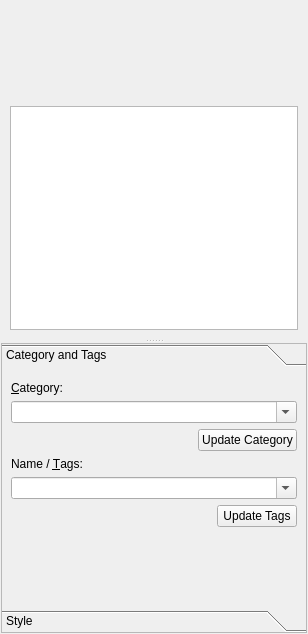
Before: the Qt Designer form src/klflibentryeditor.ui in CryFeiFei/klatexformula, drawn with Qt 5.
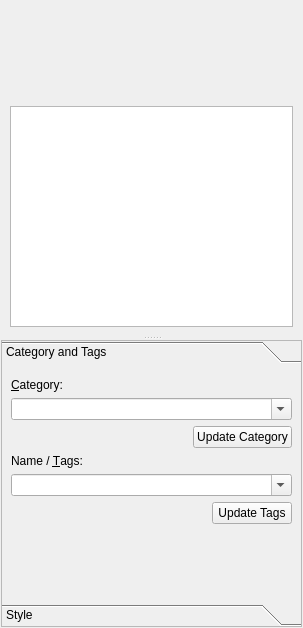
After: the same form once the commit is applied. Icons and pictures are not drawn.

Diff of the .ui file:
```diff
--- a/src/klflibentryeditor.ui
+++ b/src/klflibentryeditor.ui
@@ -6,8 +6,8 @@
    <rect>
     <x>0</x>
     <y>0</y>
-    <width>308</width>
-    <height>634</height>
+    <width>303</width>
+    <height>628</height>
    </rect>
   </property>
   <property name="windowTitle">
@@ -106,12 +106,12 @@
         <rect>
          <x>0</x>
          <y>0</y>
-         <width>302</width>
-         <height>253</height>
+         <width>297</width>
+         <height>250</height>
         </rect>
        </property>
        <property name="autoFillBackground">
-        <bool>false</bool>
+        <bool>true</bool>
        </property>
        <attribute name="label">
         <string>Category and Tags</string>
```
Left out of the diff: 6 changed lines with no effect on the pictures.
